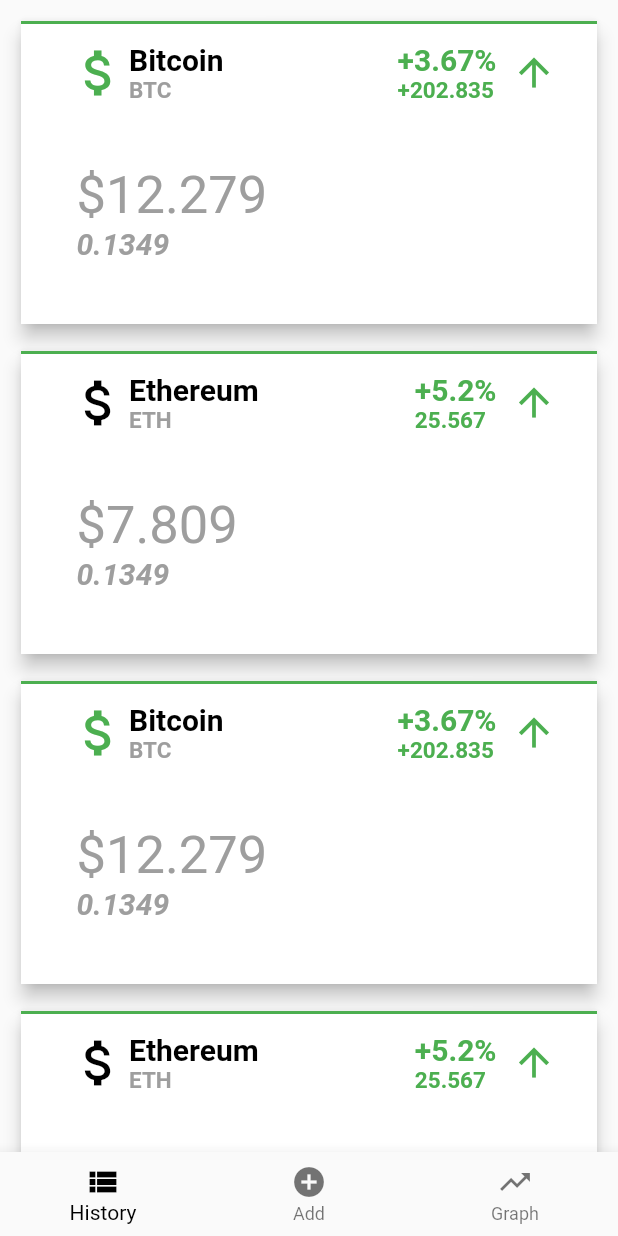
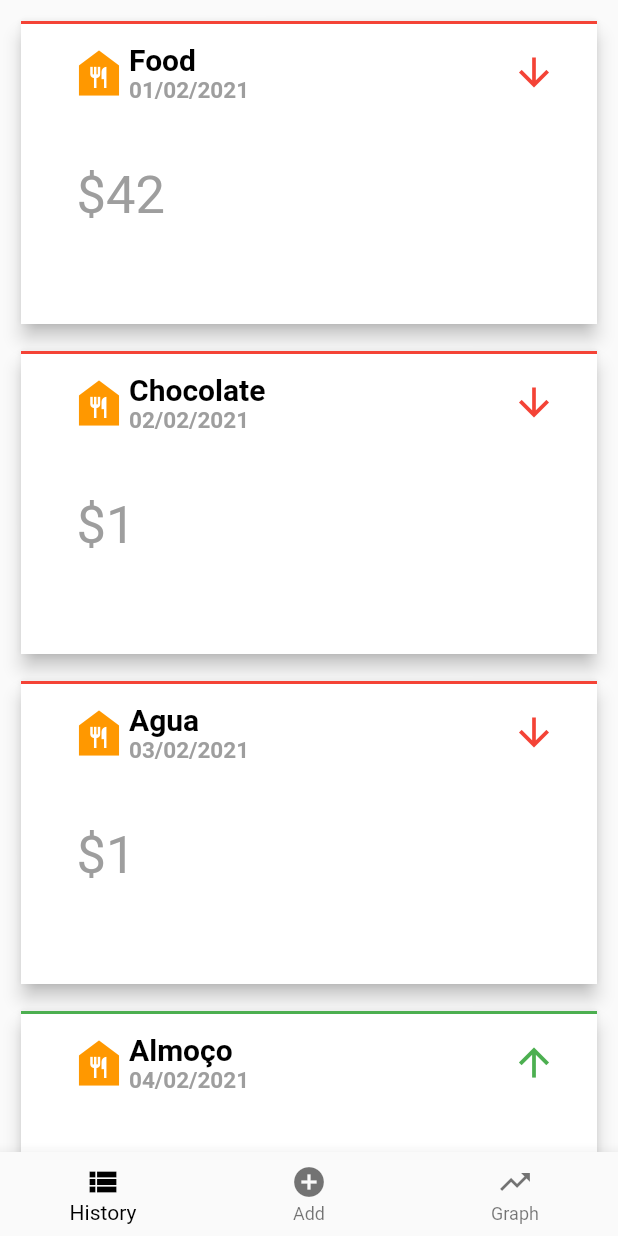
Before and after one commit to Pengrey/ICM, a Flutter app: the screen it shows after launch, on a phone screen of 412 x 824 dp. Run offline on Flutter 3.47's test engine with Material 2 defaults, Android fonts, the phone set to English and light mode, and no system bars; our stand-ins replace charts_flutter.

Commit message:
finished transactions

```diff
--- a/coin/lib/main.dart
+++ b/coin/lib/main.dart
@@ -54,7 +54,7 @@
                         border: Border(
                           top: BorderSide(
                               width: 2.0,
-                              color: changeColor(MoneyData.getData[index])),
+                              color: getChangeColor(MoneyData.getData[index])),
                         ),
                         color: Colors.white,
                       ),
@@ -72,19 +72,17 @@
                                       children: <Widget>[
                                         Row(
                                           children: <Widget>[
-                                            cryptoIcon(
+                                            expenseTypeIcon(
                                                 MoneyData.getData[index]),
                                             const SizedBox(
                                               height: 10,
                                             ),
-                                            cryptoNameSymbol(
-                                                MoneyData.getData[index]),
-                                            const Spacer(),
-                                            cryptoChange(
+                                            expenseName(
                                                 MoneyData.getData[index]),
                                             const SizedBox(
                                               width: 10,
                                             ),
+                                            const Spacer(),
                                             changeIcon(
                                                 MoneyData.getData[index]),
                                             const SizedBox(
@@ -94,7 +92,7 @@
                                         ),
                                         Row(
                                           children: <Widget>[
-                                            cryptoAmount(
+                                            transactionAmount(
                                                 MoneyData.getData[index])
                                           ],
                                         )
@@ -168,109 +166,109 @@
     final List<transactions> data = [
       transactions(
         date: 1,
-        spent: 45,
+        money: 45,
         barColor:
             charts.ColorUtil.fromDartColor(const Color.fromARGB(255, 0, 0, 0)),
       ),
       transactions(
         date: 2,
-        spent: 3,
+        money: 3,
         barColor:
             charts.ColorUtil.fromDartColor(const Color.fromARGB(255, 0, 0, 0)),
       ),
       transactions(
         date: 3,
-        spent: 4,
+        money: 4,
         barColor:
             charts.ColorUtil.fromDartColor(const Color.fromARGB(255, 0, 0, 0)),
       ),
       transactions(
         date: 4,
-        spent: 3,
+        money: 3,
         barColor:
             charts.ColorUtil.fromDartColor(const Color.fromARGB(255, 0, 0, 0)),
       ),
       transactions(
         date: 5,
-        spent: 10,
+        money: 10,
         barColor:
             charts.ColorUtil.fromDartColor(const Color.fromARGB(255, 0, 0, 0)),
       ),
       transactions(
         date: 6,
-        spent: 3,
+        money: 3,
         barColor:
             charts.ColorUtil.fromDartColor(const Color.fromARGB(255, 0, 0, 0)),
       ),
       transactions(
         date: 7,
-        spent: 11,
+        money: 11,
         barColor:
             charts.ColorUtil.fromDartColor(const Color.fromARGB(255, 0, 0, 0)),
       ),
       transactions(
         date: 8,
-        spent: 3,
+        money: 3,
         barColor:
             charts.ColorUtil.fromDartColor(const Color.fromARGB(255, 0, 0, 0)),
       ),
       transactions(
         date: 9,
-        spent: 30,
+        money: 30,
         barColor:
             charts.ColorUtil.fromDartColor(const Color.fromARGB(255, 0, 0, 0)),
       ),
       transactions(
         date: 10,
-        spent: 1,
+        money: 1,
         barColor:
             charts.ColorUtil.fromDartColor(const Color.fromARGB(255, 0, 0, 0)),
       ),
       transactions(
         date: 11,
-        spent: 3,
+        money: 3,
         barColor:
             charts.ColorUtil.fromDartColor(const Color.fromARGB(255, 0, 0, 0)),
       ),
       transactions(
         date: 12,
-        spent: 0,
+        money: 0,
         barColor:
             charts.ColorUtil.fromDartColor(const Color.fromARGB(255, 0, 0, 0)),
       ),
       transactions(
         date: 13,
-        spent: 6,
+        money: 6,
         barColor:
             charts.ColorUtil.fromDartColor(const Color.fromARGB(255, 0, 0, 0)),
       ),
       transactions(
         date: 14,
-        spent: 2,
+        money: 2,
         barColor:
             charts.ColorUtil.fromDartColor(const Color.fromARGB(255, 0, 0, 0)),
       ),
       transactions(
         date: 15,
-        spent: 10,
+        money: 10,
         barColor:
             charts.ColorUtil.fromDartColor(const Color.fromARGB(255, 0, 0, 0)),
       ),
       transactions(
         date: 16,
-        spent: 0,
+        money: 0,
         barColor:
             charts.ColorUtil.fromDartColor(const Color.fromARGB(255, 0, 0, 0)),
       ),
       transactions(
         date: 17,
-        spent: 9,
+        money: 9,
         barColor:
             charts.ColorUtil.fromDartColor(const Color.fromARGB(255, 0, 0, 0)),
       ),
       transactions(
         date: 18,
-        spent: 4,
+        money: 4,
         barColor:
             charts.ColorUtil.fromDartColor(const Color.fromARGB(255, 0, 0, 0)),
       ),
@@ -281,7 +279,7 @@
           id: "developers",
           data: data,
           domainFn: (transactions series, _) => series.date,
-          measureFn: (transactions series, _) => series.spent,
+          measureFn: (transactions series, _) => series.money,
           colorFn: (transactions series, _) => series.barColor)
     ];
 
@@ -322,7 +320,7 @@
     );
   }
 
-  static Widget cryptoIcon(data) {
+  static Widget expenseTypeIcon(data) {
     return Padding(
       padding: const EdgeInsets.only(left: 15.0),
       child: Align(
@@ -335,7 +333,7 @@
     );
   }
 
-  static Widget cryptoNameSymbol(data) {
+  static Widget expenseName(data) {
     return Align(
       alignment: Alignment.centerLeft,
       child: RichText(
@@ -345,30 +343,9 @@
               fontWeight: FontWeight.bold, color: Colors.black, fontSize: 20),
           children: <TextSpan>[
             TextSpan(
-                text: '\n${data['symbol']}',
+                text: '\n${data['time']}',
                 style: const TextStyle(
                     color: Colors.grey,
-                    fontSize: 15,
-                    fontWeight: FontWeight.bold)),
-          ],
-        ),
-      ),
-    );
-  }
-
-  static Widget cryptoChange(data) {
-    return Align(
-      alignment: Alignment.topRight,
-      child: RichText(
-        text: TextSpan(
-          text: '${data['change']}',
-          style: const TextStyle(
-              fontWeight: FontWeight.bold, color: Colors.green, fontSize: 20),
-          children: <TextSpan>[
-            TextSpan(
-                text: '\n${data['changeValue']}',
-                style: TextStyle(
-                    color: data['changeColor'],
                     fontSize: 15,
                     fontWeight: FontWeight.bold)),
           ],
@@ -380,7 +357,7 @@
   static Widget changeIcon(data) {
     return Align(
         alignment: Alignment.topRight,
-        child: data['change'].contains('-')
+        child: data['changeColor'] == Colors.red
             ? Icon(
                 Icons.arrow_downward,
                 color: data['changeColor'],
@@ -393,11 +370,11 @@
               ));
   }
 
-  static Color changeColor(data) {
-    return data['change'].contains('-') ? Colors.red : Colors.green;
+  static Color getChangeColor(data) {
+    return data['changeColor'];
   }
 
-  static Widget cryptoAmount(data) {
+  static Widget transactionAmount(data) {
     return Align(
       alignment: Alignment.centerLeft,
       child: Padding(
@@ -412,15 +389,6 @@
                   color: Colors.grey,
                   fontSize: 35,
                 ),
-                children: const <TextSpan>[
-                  TextSpan(
-                      text: '\n0.1349',
-                      style: TextStyle(
-                          color: Colors.grey,
-                          fontStyle: FontStyle.italic,
-                          fontSize: 20,
-                          fontWeight: FontWeight.bold)),
-                ],
               ),
             ),
           ],
--- a/coin/lib/money_data.dart
+++ b/coin/lib/money_data.dart
@@ -3,124 +3,100 @@
 class MoneyData {
   static final getData = [
     {
-      'name': 'Bitcoin',
-      'symbol': 'BTC',
-      'icon': Icons.attach_money,
-      'iconColor': Colors.green,
-      'change': '+3.67%',
-      'changeValue': '+202.835',
-      'changeColor': Colors.green,
-      'value': '\$12.279',
+      'name': 'Food',
+      'time': '01/02/2021',
+      'icon': Icons.food_bank,
+      'iconColor': Colors.orange,
+      'changeColor': Colors.red,
+      'value': '\$42',
     },
     {
-      'name': 'Ethereum',
-      'symbol': 'ETH',
+      'name': 'Chocolate',
+      'time': '02/02/2021',
+      'icon': Icons.food_bank,
+      'iconColor': Colors.orange,
+      'changeColor': Colors.red,
+      'value': '\$1'
+    },
+    {
+      'name': 'Agua',
+      'time': '03/02/2021',
+      'icon': Icons.food_bank,
+      'iconColor': Colors.orange,
+      'changeColor': Colors.red,
+      'value': '\$1',
+    },
+    {
+      'name': 'Almoço',
+      'time': '04/02/2021',
+      'icon': Icons.food_bank,
+      'iconColor': Colors.orange,
+      'changeColor': Colors.green,
+      'value': '\$7'
+    },
+    {
+      'name': 'Almoço',
+      'time': '05/02/2021',
+      'icon': Icons.food_bank,
+      'iconColor': Colors.orange,
+      'changeColor': Colors.red,
+      'value': '\$7',
+    },
+    {
+      'name': 'Bet',
+      'time': '06/02/2021',
       'icon': Icons.attach_money,
       'iconColor': Colors.black,
-      'change': '+5.2%',
-      'changeValue': '25.567',
       'changeColor': Colors.green,
-      'value': '\$7.809'
+      'value': '\$8'
     },
     {
-      'name': 'Bitcoin',
-      'symbol': 'BTC',
-      'icon': Icons.attach_money,
-      'iconColor': Colors.green,
-      'change': '+3.67%',
-      'changeValue': '+202.835',
-      'changeColor': Colors.green,
-      'value': '\$12.279',
+      'name': 'Caderno',
+      'time': '07/02/2021',
+      'icon': Icons.class_,
+      'iconColor': Colors.blue,
+      'changeColor': Colors.red,
+      'value': '\$8',
     },
     {
-      'name': 'Ethereum',
-      'symbol': 'ETH',
+      'name': 'Jantar',
+      'time': '08/02/2021',
+      'icon': Icons.food_bank,
+      'iconColor': Colors.orange,
+      'changeColor': Colors.red,
+      'value': '\$27'
+    },
+    {
+      'name': 'Netflix',
+      'time': '09/02/2021',
+      'icon': Icons.movie,
+      'iconColor': Colors.red,
+      'changeColor': Colors.red,
+      'value': '\$29',
+    },
+    {
+      'name': 'Dividas',
+      'time': '10/02/2021',
       'icon': Icons.attach_money,
       'iconColor': Colors.black,
-      'change': '+5.2%',
-      'changeValue': '25.567',
       'changeColor': Colors.green,
-      'value': '\$7.809'
+      'value': '\$2'
     },
     {
-      'name': 'Bitcoin',
-      'symbol': 'BTC',
-      'icon': Icons.attach_money,
-      'iconColor': Colors.green,
-      'change': '+3.67%',
-      'changeValue': '+202.835',
-      'changeColor': Colors.green,
-      'value': '\$12.279',
+      'name': 'Lanche',
+      'time': '11/02/2021',
+      'icon': Icons.food_bank,
+      'iconColor': Colors.orange,
+      'changeColor': Colors.red,
+      'value': '\$3',
     },
     {
-      'name': 'Ethereum',
-      'symbol': 'ETH',
+      'name': 'Mensalidade',
+      'time': '12/02/2021',
       'icon': Icons.attach_money,
       'iconColor': Colors.black,
-      'change': '+5.2%',
-      'changeValue': '25.567',
       'changeColor': Colors.green,
-      'value': '\$7.809'
-    },
-    {
-      'name': 'Bitcoin',
-      'symbol': 'BTC',
-      'icon': Icons.attach_money,
-      'iconColor': Colors.green,
-      'change': '+3.67%',
-      'changeValue': '+202.835',
-      'changeColor': Colors.green,
-      'value': '\$12.279',
-    },
-    {
-      'name': 'Ethereum',
-      'symbol': 'ETH',
-      'icon': Icons.attach_money,
-      'iconColor': Colors.black,
-      'change': '+5.2%',
-      'changeValue': '25.567',
-      'changeColor': Colors.green,
-      'value': '\$7.809'
-    },
-    {
-      'name': 'Bitcoin',
-      'symbol': 'BTC',
-      'icon': Icons.attach_money,
-      'iconColor': Colors.green,
-      'change': '+3.67%',
-      'changeValue': '+202.835',
-      'changeColor': Colors.green,
-      'value': '\$12.279',
-    },
-    {
-      'name': 'Ethereum',
-      'symbol': 'ETH',
-      'icon': Icons.attach_money,
-      'iconColor': Colors.black,
-      'change': '+5.2%',
-      'changeValue': '25.567',
-      'changeColor': Colors.green,
-      'value': '\$7.809'
-    },
-    {
-      'name': 'Bitcoin',
-      'symbol': 'BTC',
-      'icon': Icons.attach_money,
-      'iconColor': Colors.green,
-      'change': '+3.67%',
-      'changeValue': '+202.835',
-      'changeColor': Colors.green,
-      'value': '\$12.279',
-    },
-    {
-      'name': 'Ethereum',
-      'symbol': 'ETH',
-      'icon': Icons.attach_money,
-      'iconColor': Colors.black,
-      'change': '+5.2%',
-      'changeValue': '25.567',
-      'changeColor': Colors.green,
-      'value': '\$7.809'
+      'value': '\$100'
     },
   ];
 }
--- a/coin/lib/transactions.dart
+++ b/coin/lib/transactions.dart
@@ -1,11 +1,10 @@
 import 'package:charts_flutter/flutter.dart' as charts;
-import 'package:flutter/foundation.dart';
 
 class transactions {
   final int date;
-  final int spent;
+  final int money;
   final charts.Color barColor;
 
   transactions(
-      {required this.date, required this.spent, required this.barColor});
+      {required this.date, required this.money, required this.barColor});
 }
```
